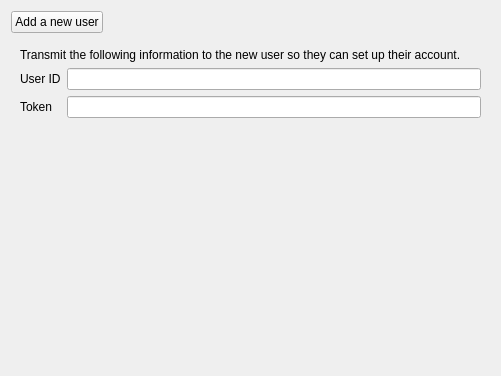
Old version of the form parsec/core/gui/forms/users_widget.ui in the repository Scille/parsec-cloud.
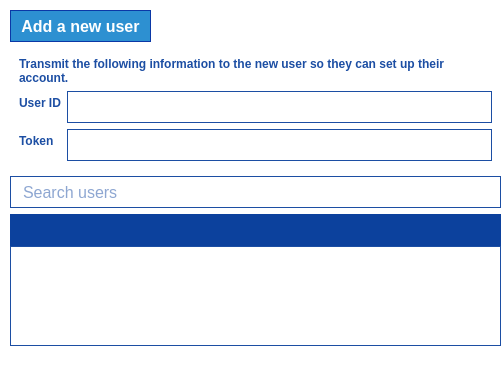
New version of the form. Icons and pictures are not drawn.

Commit message: Added dialogs, new icons, users display

Patch:
```diff
--- a/parsec/core/gui/forms/users_widget.ui
+++ b/parsec/core/gui/forms/users_widget.ui
@@ -13,14 +13,71 @@
   <property name="windowTitle">
    <string>Form</string>
   </property>
+  <property name="styleSheet">
+   <string notr="true">QWidget#UsersWidget
+{
+background-color: rgb(255, 255, 255);
+}
+
+QWidget#widget_users
+{
+border: 1px solid rgb(28, 78, 163);
+}</string>
+  </property>
   <layout class="QVBoxLayout" name="verticalLayout">
+   <property name="leftMargin">
+    <number>10</number>
+   </property>
+   <property name="topMargin">
+    <number>10</number>
+   </property>
+   <property name="rightMargin">
+    <number>0</number>
+   </property>
+   <property name="bottomMargin">
+    <number>0</number>
+   </property>
    <item>
     <layout class="QHBoxLayout" name="horizontalLayout">
      <item>
       <widget class="QPushButton" name="button_add_user">
+       <property name="minimumSize">
+        <size>
+         <width>0</width>
+         <height>32</height>
+        </size>
+       </property>
+       <property name="font">
+        <font>
+         <pointsize>12</pointsize>
+         <weight>75</weight>
+         <bold>true</bold>
+        </font>
+       </property>
+       <property name="layoutDirection">
+        <enum>Qt::RightToLeft</enum>
+       </property>
+       <property name="styleSheet">
+        <string notr="true">background-color: rgb(45, 144, 209);
+border: 1px solid rgb(11, 56, 166);
+color: rgb(255, 255, 255);
+padding-left: 10px;
+padding-right: 10px;
+font-weight: bold;</string>
+       </property>
        <property name="text">
         <string>Add a new user</string>
        </property>
+       <property name="icon">
+        <iconset resource="../rc/resources.qrc">
+         <normaloff>:/icons/images/icons/add_user.png</normaloff>:/icons/images/icons/add_user.png</iconset>
+       </property>
+       <property name="iconSize">
+        <size>
+         <width>24</width>
+         <height>24</height>
+        </size>
+       </property>
       </widget>
      </item>
      <item>
@@ -43,6 +100,15 @@
      <layout class="QVBoxLayout" name="verticalLayout_3">
       <item>
        <widget class="QLabel" name="label_3">
+        <property name="font">
+         <font>
+          <weight>75</weight>
+          <bold>true</bold>
+         </font>
+        </property>
+        <property name="styleSheet">
+         <string notr="true">color: rgb(28, 78, 163);</string>
+        </property>
         <property name="text">
          <string>Transmit the following information to the new user so they can set up their account.</string>
         </property>
@@ -55,6 +121,15 @@
        <layout class="QFormLayout" name="formLayout_2">
         <item row="0" column="0">
          <widget class="QLabel" name="label">
+          <property name="font">
+           <font>
+            <weight>75</weight>
+            <bold>true</bold>
+           </font>
+          </property>
+          <property name="styleSheet">
+           <string notr="true">color: rgb(28, 78, 163);</string>
+          </property>
           <property name="text">
            <string>User ID</string>
           </property>
@@ -62,6 +137,15 @@
         </item>
         <item row="1" column="0">
          <widget class="QLabel" name="label_2">
+          <property name="font">
+           <font>
+            <weight>75</weight>
+            <bold>true</bold>
+           </font>
+          </property>
+          <property name="styleSheet">
+           <string notr="true">color: rgb(28, 78, 163);</string>
+          </property>
           <property name="text">
            <string>Token</string>
           </property>
@@ -69,6 +153,22 @@
         </item>
         <item row="0" column="1">
          <widget class="QLineEdit" name="line_edit_user_id">
+          <property name="minimumSize">
+           <size>
+            <width>0</width>
+            <height>32</height>
+           </size>
+          </property>
+          <property name="font">
+           <font>
+            <pointsize>12</pointsize>
+           </font>
+          </property>
+          <property name="styleSheet">
+           <string notr="true">border: 1px solid rgb(28, 78, 163);
+padding-left: 10px;
+color: rgb(28, 78, 163);</string>
+          </property>
           <property name="readOnly">
            <bool>true</bool>
           </property>
@@ -76,6 +176,22 @@
         </item>
         <item row="1" column="1">
          <widget class="QLineEdit" name="line_edit_token">
+          <property name="minimumSize">
+           <size>
+            <width>0</width>
+            <height>32</height>
+           </size>
+          </property>
+          <property name="font">
+           <font>
+            <pointsize>12</pointsize>
+           </font>
+          </property>
+          <property name="styleSheet">
+           <string notr="true">border: 1px solid rgb(28, 78, 163);
+padding-left: 10px;
+color: rgb(28, 78, 163);</string>
+          </property>
           <property name="readOnly">
            <bool>true</bool>
           </property>
@@ -86,6 +202,92 @@
      </layout>
     </widget>
    </item>
+   <item>
+    <widget class="QLineEdit" name="line_edit_search">
+     <property name="minimumSize">
+      <size>
+       <width>0</width>
+       <height>32</height>
+      </size>
+     </property>
+     <property name="font">
+      <font>
+       <pointsize>12</pointsize>
+      </font>
+     </property>
+     <property name="styleSheet">
+      <string notr="true">background-image: url(:/icons/images/icons/search.png);
+background-repeat: no-repeat;
+background-position: right;
+border: 1px solid rgb(28, 78, 163);
+padding-left: 10px;
+color: rgb(28, 78, 163);</string>
+     </property>
+     <property name="text">
+      <string/>
+     </property>
+     <property name="placeholderText">
+      <string>Search users</string>
+     </property>
+    </widget>
+   </item>
+   <item>
+    <layout class="QVBoxLayout" name="verticalLayout_2">
+     <property name="spacing">
+      <number>0</number>
+     </property>
+     <item>
+      <widget class="QPushButton" name="pushButton_4">
+       <property name="minimumSize">
+        <size>
+         <width>0</width>
+         <height>32</height>
+        </size>
+       </property>
+       <property name="styleSheet">
+        <string notr="true">background-color: rgb(12, 65, 157);
+border: 0;</string>
+       </property>
+       <property name="text">
+        <string/>
+       </property>
+       <property name="flat">
+        <bool>true</bool>
+       </property>
+      </widget>
+     </item>
+     <item>
+      <widget class="QWidget" name="widget_users" native="true">
+       <property name="minimumSize">
+        <size>
+         <width>0</width>
+         <height>100</height>
+        </size>
+       </property>
+       <layout class="QVBoxLayout" name="verticalLayout_4">
+        <property name="spacing">
+         <number>0</number>
+        </property>
+        <property name="leftMargin">
+         <number>0</number>
+        </property>
+        <property name="topMargin">
+         <number>0</number>
+        </property>
+        <property name="rightMargin">
+         <number>0</number>
+        </property>
+        <property name="bottomMargin">
+         <number>0</number>
+        </property>
+        <item>
+         <layout class="QGridLayout" name="layout_users"/>
+        </item>
+       </layout>
+      </widget>
+     </item>
+    </layout>
+   </item>
    <item>
     <spacer name="verticalSpacer">
      <property name="orientation">
```
Left out of the diff: 4 changed lines with no effect on the pictures. The commit also changes 48 other files.
